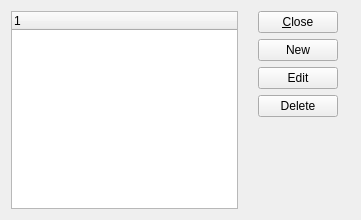
First picture: the form in source/commercialcore/foundation-database/workflow/uiforms/printers.ui, repository tomdatkins/xtuple, before the edit.
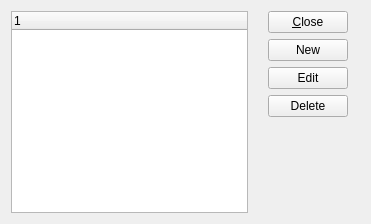
Second picture: the form after the edit. Custom widgets are drawn as their Qt base class.

Commit message: removed 'limit 1' and fixed tab order issues

Diff of the .ui file:
```diff
--- a/source/commercialcore/foundation-database/workflow/uiforms/printers.ui
+++ b/source/commercialcore/foundation-database/workflow/uiforms/printers.ui
@@ -13,8 +13,8 @@
    <rect>
     <x>0</x>
     <y>0</y>
-    <width>361</width>
-    <height>220</height>
+    <width>371</width>
+    <height>224</height>
    </rect>
   </property>
   <property name="windowTitle">
```
Left out of the diff: 7 changed lines with no effect on the pictures. The commit also changes 5 other files.
